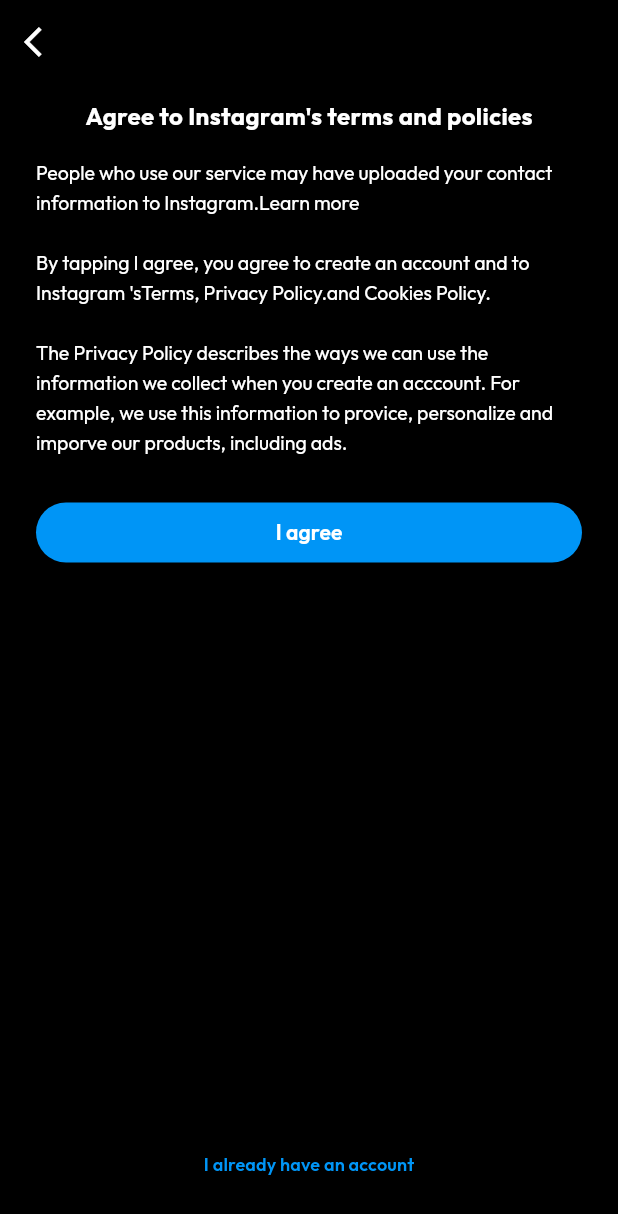
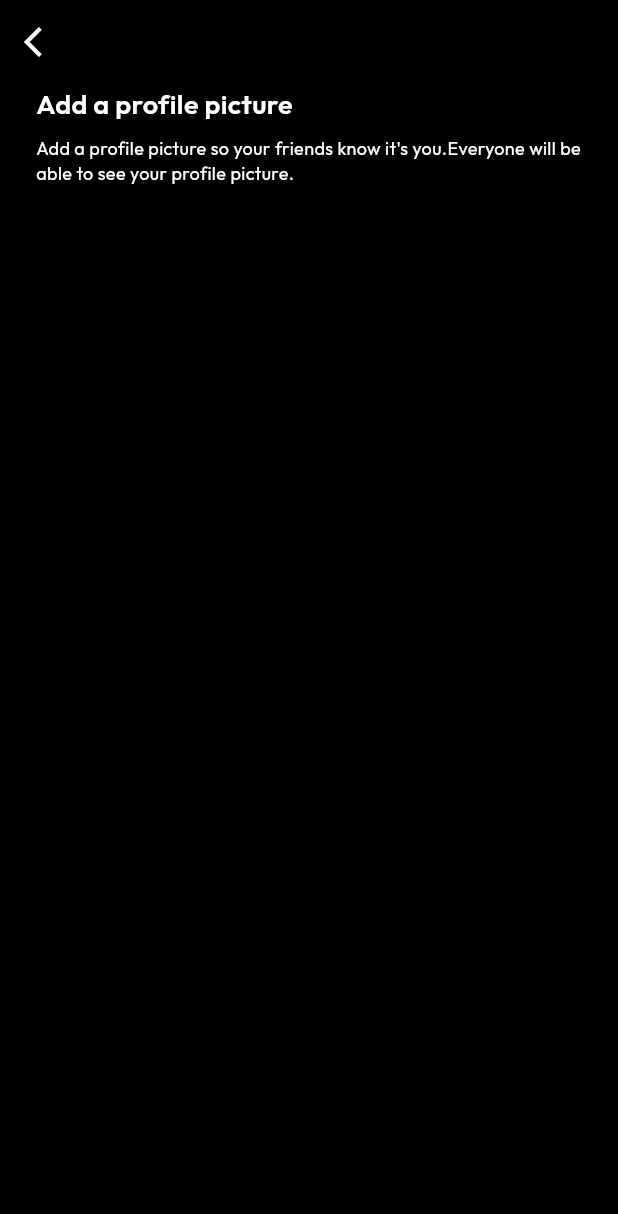
Before and after one commit to VaradSinghal/Instagram, a Flutter app: the TermsScreen screen opened directly, after a tap on "I agree", on a phone screen of 412 x 824 dp. Shown: the top 1214 px of the screen. Run offline on Flutter 3.47's test engine with Material 3 defaults, Android fonts, the phone set to English and light mode, and no system bars; our stand-ins replace flutter_screenutil, google_fonts; statements that could not run were skipped.

Commit message:
profilepic

```diff
--- /dev/null
+++ b/lib/feature/auth/presentation/views/add_profile_picture_screen.dart
@@ -0,0 +1,47 @@
+import 'package:flutter/material.dart';
+import 'package:google_fonts/google_fonts.dart';
+
+class AddProfilePictureScreen extends StatelessWidget {
+  const AddProfilePictureScreen({super.key});
+
+  @override
+  Widget build(BuildContext context) {
+    return Scaffold(
+      appBar: AppBar(
+        elevation: 0,
+        leading: IconButton(
+          onPressed: () => Navigator.pop(context),
+          icon: Icon(Icons.arrow_back_ios, color: Colors.white),
+        ),
+      ),
+      body: Center(
+        child: Column(
+          crossAxisAlignment: CrossAxisAlignment.start,
+          children: [
+            Padding(
+              padding: EdgeInsets.symmetric(horizontal: 24),
+              child: Text(
+                "Add a profile picture",
+                style: GoogleFonts.outfit(
+                  fontSize: 18,
+                  fontWeight: FontWeight.w600,
+                  color: Colors.white,
+                ),
+              ),
+            ),
+            const SizedBox(height: 8),
+            Padding(
+              padding: EdgeInsets.symmetric(horizontal: 24),
+              child: Text(
+                "Add a profile picture so your friends know it\'s you.Everyone will be able to see your profile picture.",
+                style: GoogleFonts.outfit(fontSize: 12, color: Colors.white),
+              ),
+            ),
+
+            const SizedBox(height: 8),
+          ],
+        ),
+      ),
+    );
+  }
+}
--- a/lib/feature/auth/presentation/views/terms_screen.dart
+++ b/lib/feature/auth/presentation/views/terms_screen.dart
@@ -1,6 +1,7 @@
 import 'package:flutter/material.dart';
 import 'package:google_fonts/google_fonts.dart';
 import 'package:instagram/core/common/widgets/ig_button.dart';
+import 'package:instagram/feature/auth/presentation/views/add_profile_picture_screen.dart';
 import 'package:instagram/feature/auth/presentation/widgets/already_have_account_section.dart';
 
 class TermsScreen extends StatelessWidget {
@@ -19,6 +20,7 @@ class TermsScreen extends StatelessWidget {
       body: Padding(
         padding: EdgeInsetsGeometry.symmetric(horizontal: 24),
         child: Column(
+          crossAxisAlignment: CrossAxisAlignment.start,
           children: [
             const SizedBox(height: 10),
             Text(
@@ -64,7 +66,7 @@ class TermsScreen extends StatelessWidget {
               width: double.infinity,
               height: 40,
               child: IGButton(text: 'I agree', onPressed: () {
-
+                Navigator.push(context, MaterialPageRoute(builder: (context) =>  AddProfilePictureScreen()));
               }),
             ),
             Spacer(),
```
